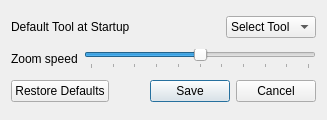
Old version of the form ui/dialogs/preferences.ui in the repository sdouglas/cadnano2.
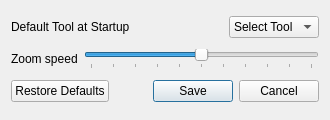
New version of the form. Icons and pictures are not drawn.

What changed in the file:
```diff
--- a/ui/dialogs/preferences.ui
+++ b/ui/dialogs/preferences.ui
@@ -6,7 +6,7 @@
    <rect>
     <x>0</x>
     <y>0</y>
-    <width>327</width>
+    <width>330</width>
     <height>120</height>
    </rect>
   </property>
```
Left out of the diff: 25 changed lines with no effect on the pictures.
